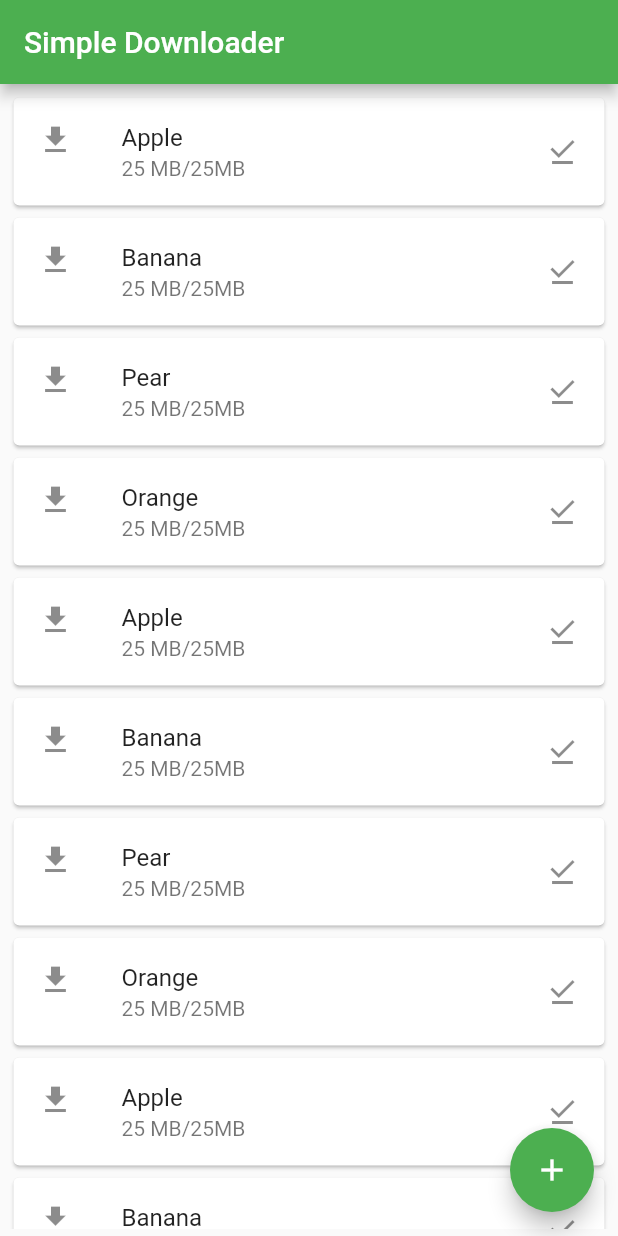
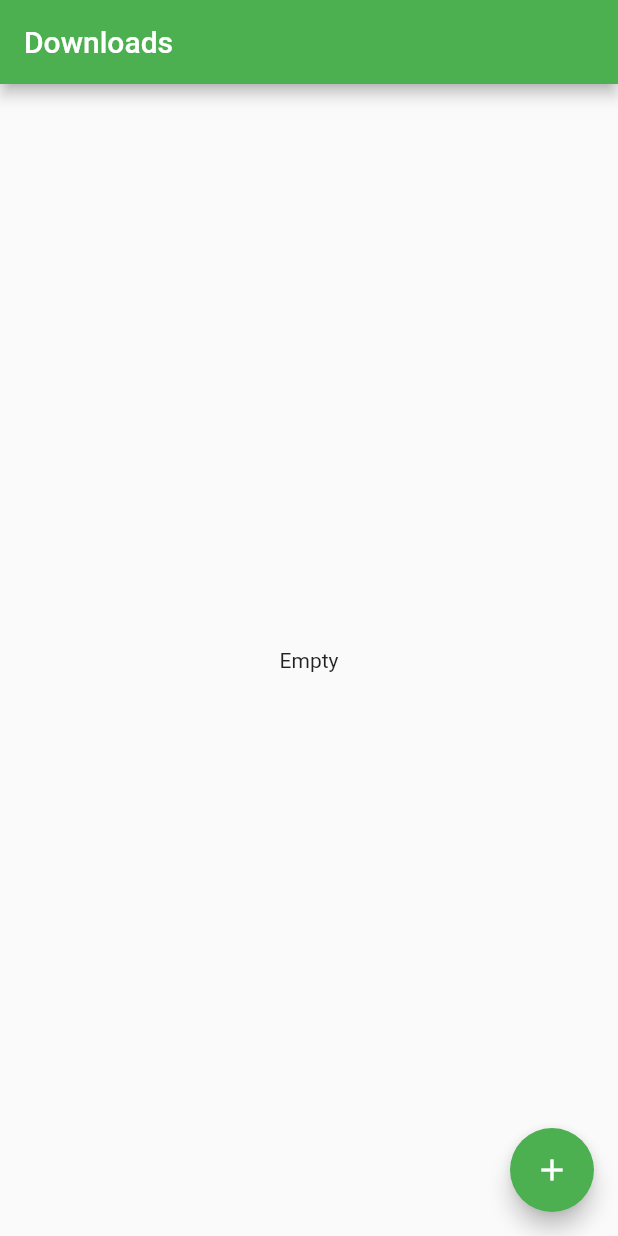
Before and after one commit to siva1098/downloader, a Flutter app: the screen it shows after launch, on a phone screen of 412 x 824 dp. Run offline on Flutter 3.47's test engine with Material 2 defaults, Android fonts, the phone set to English and light mode, and no system bars; our stand-ins replace google_fonts, hive, hive_flutter, open_file, percent_indicator; missing offline and left inert: flowder; accounts and stored records are empty.

Commit message:
Added DB Support using Hive

```diff
--- a/lib/main.dart
+++ b/lib/main.dart
@@ -1,129 +1,217 @@
+import 'dart:io';
+
 import 'package:downloader/add_download.dart';
+import 'package:flowder/flowder.dart';
 import 'package:flutter/material.dart';
+import 'package:google_fonts/google_fonts.dart';
+import 'package:hive_flutter/adapters.dart';
+import 'package:open_file/open_file.dart';
+import 'package:path_provider/path_provider.dart';
+import 'package:percent_indicator/percent_indicator.dart';
+import 'download_item.dart';
 
-void main() {
+Future<void> main() async {
+  // Initialize hive
+  await Hive.initFlutter();
+  // Registering the adapter
+  Hive.registerAdapter(DownloadItemAdapter());
+  // Opening the box
+  await Hive.openBox('downloadBox');
   runApp(const MyApp());
 }
 
-class MyApp extends StatelessWidget {
+class MyApp extends StatefulWidget {
   const MyApp({Key? key}) : super(key: key);
+
+  @override
+  State<MyApp> createState() => _MyAppState();
+}
+
+class _MyAppState extends State<MyApp> {
+  @override
+  void dispose() {
+    Hive.close();
+    super.dispose();
+  }
 
   // This widget is the root of your application.
   @override
   Widget build(BuildContext context) {
     return MaterialApp(
-      title: 'Flutter Demo',
+      title: 'Downloader',
       theme: ThemeData(
         // brightness: Brightness.light,
         primarySwatch: Colors.green,
       ),
-      home: const MyHomePage(title: 'Simple Downloader'),
+      home: const MyHomePage(),
+      //const MyHomePage(title: 'Simple Downloader'),
       debugShowCheckedModeBanner: false,
     );
   }
 }
 
 class MyHomePage extends StatefulWidget {
-  const MyHomePage({Key? key, required this.title}) : super(key: key);
-  final String title;
+  const MyHomePage({Key? key}) : super(key: key);
+  // final String title;
 
   @override
   State<MyHomePage> createState() => _MyHomePageState();
 }
 
 class _MyHomePageState extends State<MyHomePage> {
-  final List<String> fruits = [
-    "Apple",
-    "Banana",
-    "Pear",
-    "Orange",
-    "Apple",
-    "Banana",
-    "Pear",
-    "Orange",
-    "Apple",
-    "Banana",
-    "Pear",
-    "Orange",
-    "Apple",
-    "Banana",
-    "Pear",
-    "Orange",
-    "Apple",
-    "Banana",
-    "Pear",
-    "Orange",
-    "Apple",
-    "Banana",
-    "Pear",
-    "Orange",
-    "Apple",
-    "Banana",
-    "Pear",
-    "Orange",
-    "Apple",
-    "Banana",
-    "Pear",
-    "Orange",
-    "Apple",
-    "Banana",
-    "Pear",
-    "Orange",
-    "Apple",
-    "Banana",
-    "Pear",
-    "Orange",
-    "Apple",
-    "Banana",
-    "Pear",
-    "Orange",
-    "Apple",
-    "Banana",
-    "Kiwi"
-  ];
+  late final Box downloadBox;
+  late DownloaderUtils options;
+  late DownloaderCore core;
+  late final String path;
+  // Delete info from people box
+  _deleteDownload(int index) {
+    downloadBox.deleteAt(index);
+    print('Item deleted from box at index: $index');
+  }
+
+  void _setPath() async {
+    Directory _path = await getApplicationDocumentsDirectory();
+
+    String _localPath = _path.path + Platform.pathSeparator + 'FDownload';
+
+    final savedDir = Directory(_localPath);
+    bool hasExisted = await savedDir.exists();
+    if (!hasExisted) {
+      savedDir.create();
+    }
+
+    path = _localPath;
+  }
+
+  Future<void> initPlatformState() async {
+    _setPath();
+    if (!mounted) return;
+  }
+
+  @override
+  void initState() {
+    super.initState();
+    initPlatformState();
+    // Get reference to an already opened box
+    downloadBox = Hive.box('downloadBox');
+  }
+
   @override
   Widget build(BuildContext context) {
     return Scaffold(
       appBar: AppBar(
-        title: Text(widget.title),
-      ),
-      body: Container(
-        padding: const EdgeInsets.all(5),
-        child: ListView.builder(
-          itemBuilder: _buildFruitItem,
-          itemCount: fruits.length,
-        ),
+        title: const Text('Downloads'),
       ),
       floatingActionButton: FloatingActionButton(
-        onPressed: () {
-          Navigator.push(
-            context,
-            MaterialPageRoute(builder: (context) => const AddDownload()),
-          );
+        onPressed: () => Navigator.of(context).push(
+          MaterialPageRoute(
+            builder: (context) => const AddDownload(),
+          ),
+        ),
+        child: const Icon(Icons.add),
+      ),
+      body: ValueListenableBuilder(
+        valueListenable: downloadBox.listenable(),
+        builder: (context, Box box, widget) {
+          if (box.isEmpty) {
+            return const Center(
+              child: Text('Empty'),
+            );
+          } else {
+            return ListView.builder(
+              itemCount: box.length,
+              itemBuilder: (context, index) {
+                var currentBox = box;
+                var downloadData = currentBox.getAt(index)!;
+                return InkWell(
+                  onTap: () => {}
+                  // Navigator.of(context).push(
+                  //   MaterialPageRoute(
+                  //     builder: (context) => UpdateScreen(
+                  //       index: index,
+                  //       person: personData,
+                  //     ),
+                  //   ),
+                  // ),
+                  ,
+                  child: ListTile(
+                    title: Text(downloadData.filename),
+                    subtitle: Text(downloadData.filepath),
+                    trailing: IconButton(
+                      onPressed: () => _deleteDownload(index),
+                      // _deleteInfo(index),
+                      icon: const Icon(
+                        Icons.delete,
+                        color: Colors.red,
+                      ),
+                    ),
+                  ),
+                );
+              },
+            );
+          }
         },
-        tooltip: "Add URL",
-        child: const Icon(Icons.add),
       ),
     );
   }
 
-  Widget _buildFruitItem(BuildContext context, int index) {
-    return Card(
-      child: ListTile(
-        title: Text(fruits[index]),
-        subtitle: const Text("25 MB/25MB"),
-        enableFeedback: true,
-        leading: const Icon(
-          Icons.file_download,
-        ),
-        trailing: const Icon(Icons.download_done),
-        onTap: () => {},
-      ),
-      // Text(
-      //   fruits[index],
-      //   textAlign: TextAlign.center,
-      //   style: const TextStyle(fontSize: 25.0, fontWeight: FontWeight.bold),
-      // ),
-    );
-  }
+  // final List<String> fruits = [
+  //   "Apple",
+  //   "Banana",
+  //   "Pear",
+  //   "Orange",
+  //   "Apple",
+  //   "Banana",
+  //   "Pear",
+  //   "Orange",
+  //   "Apple",
+  //   "Banana",
+  //   "Pear"
+  // ];
+  // Widget _buildFruitItem(BuildContext context, int index) {
+  //   return Card(
+  //     shape: const StadiumBorder(),
+  //     color: const Color.fromARGB(255, 200, 214, 207),
+  //     child: ListTile(
+  //       title: Text(
+  //         fruits[index],
+  //         style: GoogleFonts.quintessential(
+  //             fontSize: 20.0, fontWeight: FontWeight.w500),
+  //       ),
+  //       subtitle: const Text("25 MB/25MB"),
+  //       enableFeedback: true,
+  //       leading: const Icon(
+  //         Icons.file_download,
+  //       ),
+  //       trailing: const Icon(Icons.download_done),
+  //       onTap: () => {},
+  //     ),
+  //   );
+  // }
+
+  // @override
+  // Widget build(BuildContext context) {
+  //   return Scaffold(
+  //     appBar: AppBar(
+  //       title: Text(widget.title),
+  //     ),
+  //     body: Container(
+  //       padding: const EdgeInsets.all(5),
+  //       child: ListView.builder(
+  //         itemBuilder: _buildFruitItem,
+  //         itemCount: fruits.length,
+  //       ),
+  //     ),
+  //     floatingActionButton: FloatingActionButton(
+  //       onPressed: () {
+  //         Navigator.push(
+  //           context,
+  //           MaterialPageRoute(builder: (context) => const AddDownload()),
+  //         );
+  //       },
+  //       tooltip: "Add URL",
+  //       child: const Icon(Icons.add),
+  //     ),
+  //   );
+  // }
 }
```
Also changed, not shown: lib/add_download.dart (+33 -6 lines), lib/download_item.dart (added, +32 -0 lines), pubspec.yaml (+8 -0 lines), lib/download_item.g.dart (added), pubspec.lock, 1 other file.
